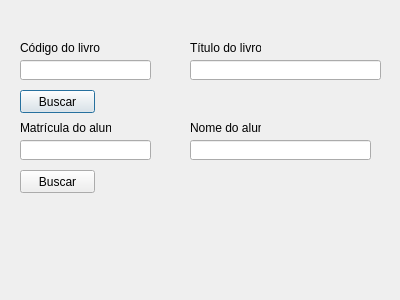
Above: BibliotecaQT/alunoemprestimodlg.ui from andersori/Projeto-BD before the change. Below: the same form after it.
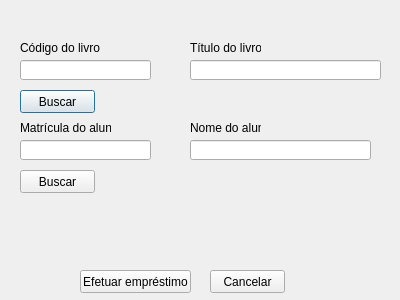
That is the form after the change.

What changed in the file:
```diff
--- a/BibliotecaQT/alunoemprestimodlg.ui
+++ b/BibliotecaQT/alunoemprestimodlg.ui
@@ -131,6 +131,32 @@
     <string>Buscar</string>
    </property>
   </widget>
+  <widget class="QPushButton" name="pushButton_3">
+   <property name="geometry">
+    <rect>
+     <x>80</x>
+     <y>270</y>
+     <width>111</width>
+     <height>23</height>
+    </rect>
+   </property>
+   <property name="text">
+    <string>Efetuar empréstimo</string>
+   </property>
+  </widget>
+  <widget class="QPushButton" name="pushButton_4">
+   <property name="geometry">
+    <rect>
+     <x>210</x>
+     <y>270</y>
+     <width>75</width>
+     <height>23</height>
+    </rect>
+   </property>
+   <property name="text">
+    <string>Cancelar</string>
+   </property>
+  </widget>
  </widget>
  <resources/>
  <connections/>
```
Left out of the diff: 2 changed lines with no effect on the pictures.
